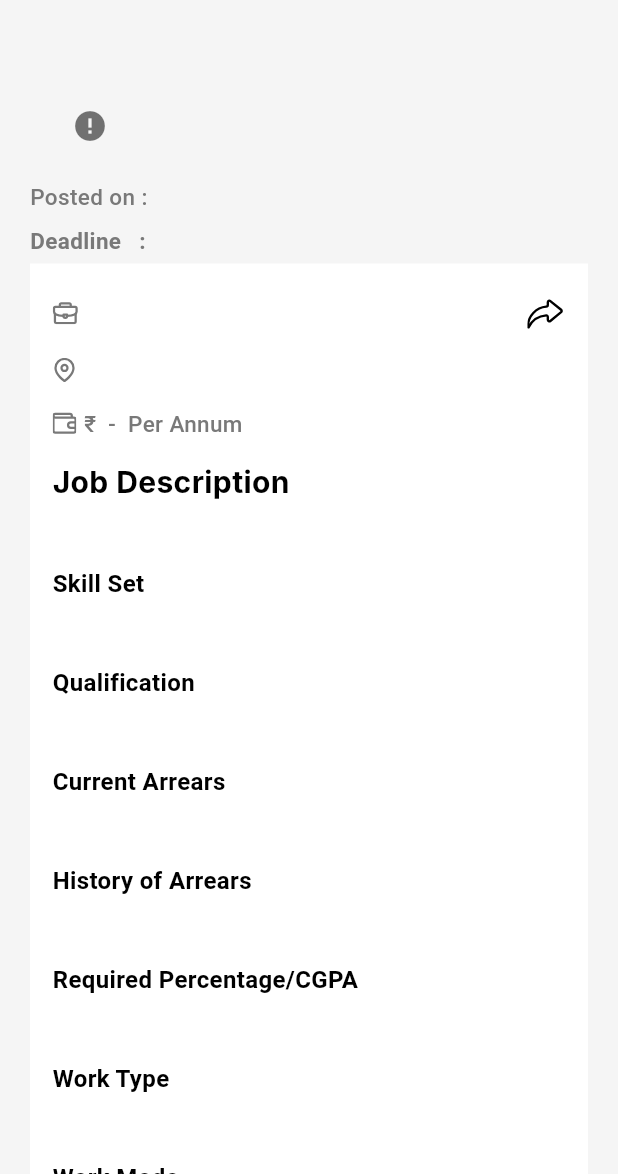
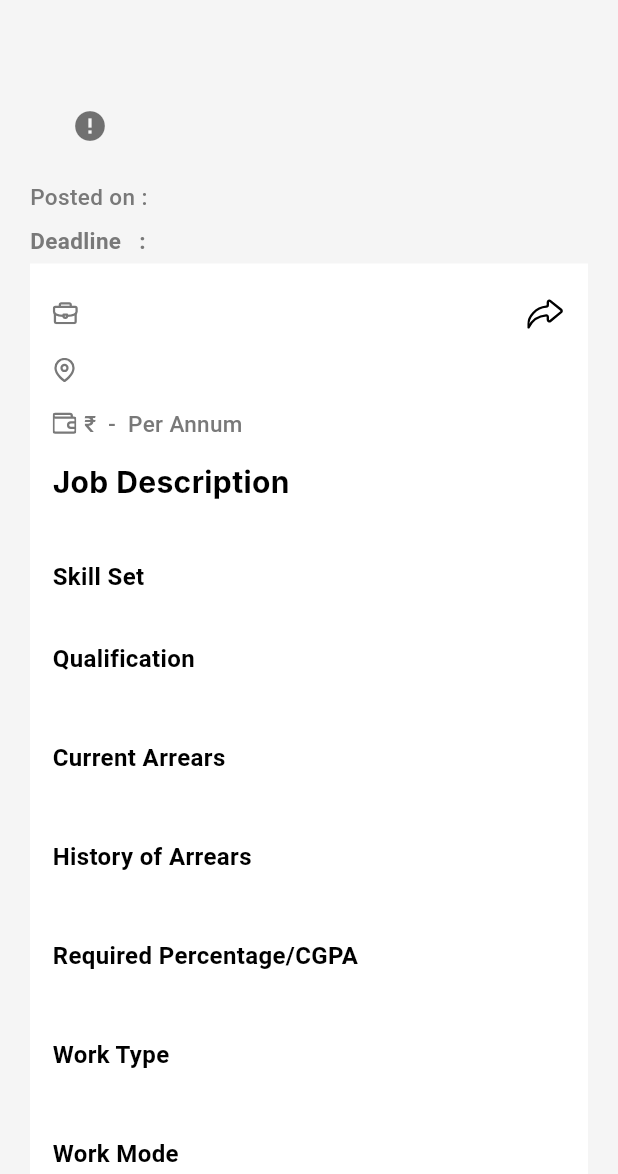
Before and after one commit to NivasKumaravel/getifyjobsrecruiter, a Flutter app: the Recruiter_JobDetail_Page screen opened directly with empty values, on a phone screen of 412 x 824 dp, the part 62-1236 px from its top. Run offline on Flutter 3.47's test engine with Material 3 defaults, Android fonts, the phone set to English and light mode, and no system bars; our stand-ins replace dio, dotted_border, file_picker, firebase_core, firebase_messaging, flutter_easyloading and 21 more; missing offline and left inert: dart:ffi, flutter_pdfview, qr_code_scanner, super_tag_editor; accounts and stored records are empty; network calls fail; Roboto replaces fonts that are missing (Inter, inter); project files that could hold a hidden picture were left out.

Commit message:
Commiting Fixing Bugs

```diff
--- a/lib/Src/Recruiter_Mobile_Screen/Home_DashBoard/Recruiter_Job_UI/Recruiter_Campus_Job_Ui/Recruiter_Campus_Profile_Interview_Screen.dart
+++ b/lib/Src/Recruiter_Mobile_Screen/Home_DashBoard/Recruiter_Job_UI/Recruiter_Campus_Job_Ui/Recruiter_Campus_Profile_Interview_Screen.dart
@@ -558,6 +558,7 @@ class _Recruiter_Campus_Peofile_Interview_ScreenState extends ConsumerState<Recr
             SizedBox(height: 15,),
             //_profileInformation(title: 'Designation', data: candiateProfileData?.designation ?? ""),
             _profileInformation(title: 'Email Id', data: candiateProfileData?.email ?? ""),
+            _profileInformation(title: 'Career Status', data: candiateProfileData?.careerStatus ?? ""),
             _profileInformation(title: 'Phone Number', data: candiateProfileData?.phone ?? ""),
             _profileInformation(title: 'Address', data: candiateProfileData?.address ?? ""),
             _profileInformation(title: 'Gender', data: candiateProfileData?.gender ?? ""),
--- a/lib/Src/Recruiter_Mobile_Screen/Home_DashBoard/Recruiter_Job_UI/Recruiter_Direct_Job_Ui/Recuiter_JobDetail_Page.dart
+++ b/lib/Src/Recruiter_Mobile_Screen/Home_DashBoard/Recruiter_Job_UI/Recruiter_Direct_Job_Ui/Recuiter_JobDetail_Page.dart
@@ -508,11 +508,17 @@ class _Recruiter_JobDetail_PageState
               style: desctxt,textAlign: TextAlign.justify,
             ),
             SizedBox(
-              height: 20,
+              height: 15,
             ),
-             textWithheader(
-                headertxt: "Skill Set",
-                subtxt: DirectJobDetailResponseData?.skills ?? ""),
+
+             Text("Skill Set",style: htxt,),
+             Padding(
+               padding: const EdgeInsets.only(bottom: 10),
+               child: Text(DirectJobDetailResponseData?.skills ?? "",style: stxt,),
+             ),
+             // textWithheader(
+             //    headertxt: "Skill Set",
+             //    subtxt: DirectJobDetailResponseData?.skills ?? ""),
             textWithheader(
                 headertxt: "Qualification",
                 subtxt: DirectJobDetailResponseData?.qualification ?? ""),
```
